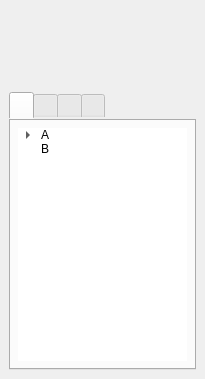
Before: the Qt Designer form FENGSim/CAD/CADDockWidget.ui in OpenDigitalTwin-Dev/FENGSim, drawn with Qt 5.
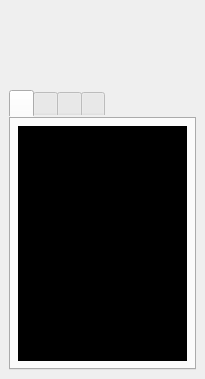
After: the same form once the commit is applied. Icons and pictures are not drawn.

The edit to the form file:
```diff
--- a/FENGSim/CAD/CADDockWidget.ui
+++ b/FENGSim/CAD/CADDockWidget.ui
@@ -34,11 +34,8 @@
    </property>
    <item>
     <layout class="QGridLayout" name="gridLayout">
-     <property name="horizontalSpacing">
-      <number>2</number>
-     </property>
-     <property name="verticalSpacing">
-      <number>3</number>
+     <property name="spacing">
+      <number>1</number>
      </property>
      <item row="0" column="3">
       <widget class="QPushButton" name="pushButton_2">
@@ -126,8 +123,8 @@
        </property>
        <property name="iconSize">
         <size>
-         <width>18</width>
-         <height>18</height>
+         <width>20</width>
+         <height>20</height>
         </size>
        </property>
        <property name="flat">
@@ -227,8 +224,8 @@
        </property>
        <property name="iconSize">
         <size>
-         <width>18</width>
-         <height>18</height>
+         <width>20</width>
+         <height>20</height>
         </size>
        </property>
        <property name="flat">
@@ -279,8 +276,8 @@
        </property>
        <property name="iconSize">
         <size>
-         <width>24</width>
-         <height>24</height>
+         <width>20</width>
+         <height>20</height>
         </size>
        </property>
        <property name="checkable">
@@ -323,8 +320,8 @@
        </property>
        <property name="iconSize">
         <size>
-         <width>18</width>
-         <height>18</height>
+         <width>20</width>
+         <height>20</height>
         </size>
        </property>
        <property name="checkable">
@@ -551,6 +548,15 @@
            <pointsize>9</pointsize>
           </font>
          </property>
+         <property name="autoFillBackground">
+          <bool>false</bool>
+         </property>
+         <property name="styleSheet">
+          <string notr="true">background-color: black;
+
+
+</string>
+         </property>
          <attribute name="headerVisible">
           <bool>false</bool>
          </attribute>
```
Left out of the diff: 6 changed lines with no effect on the pictures.
